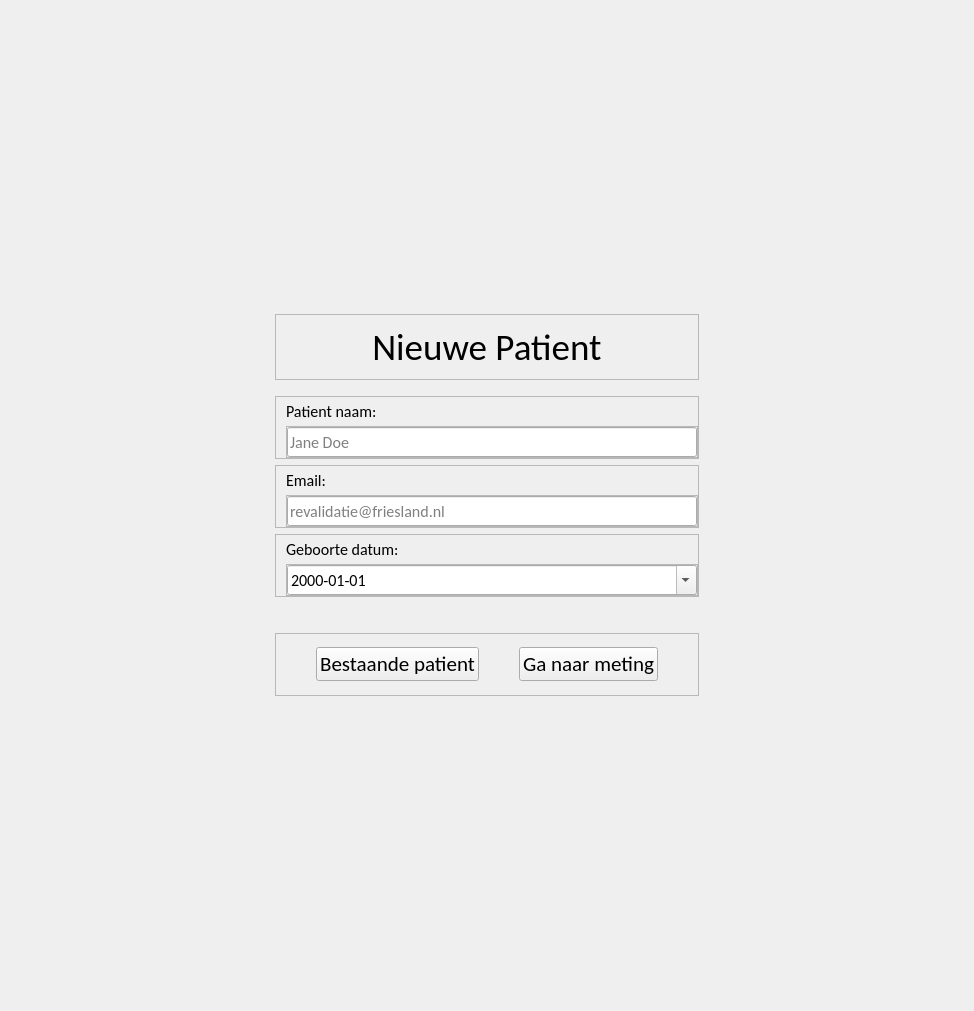
The window that layout/newPatient.ui (Baeshee/IPMEDTH-Frontend) describes before a commit, drawn with Qt 5.
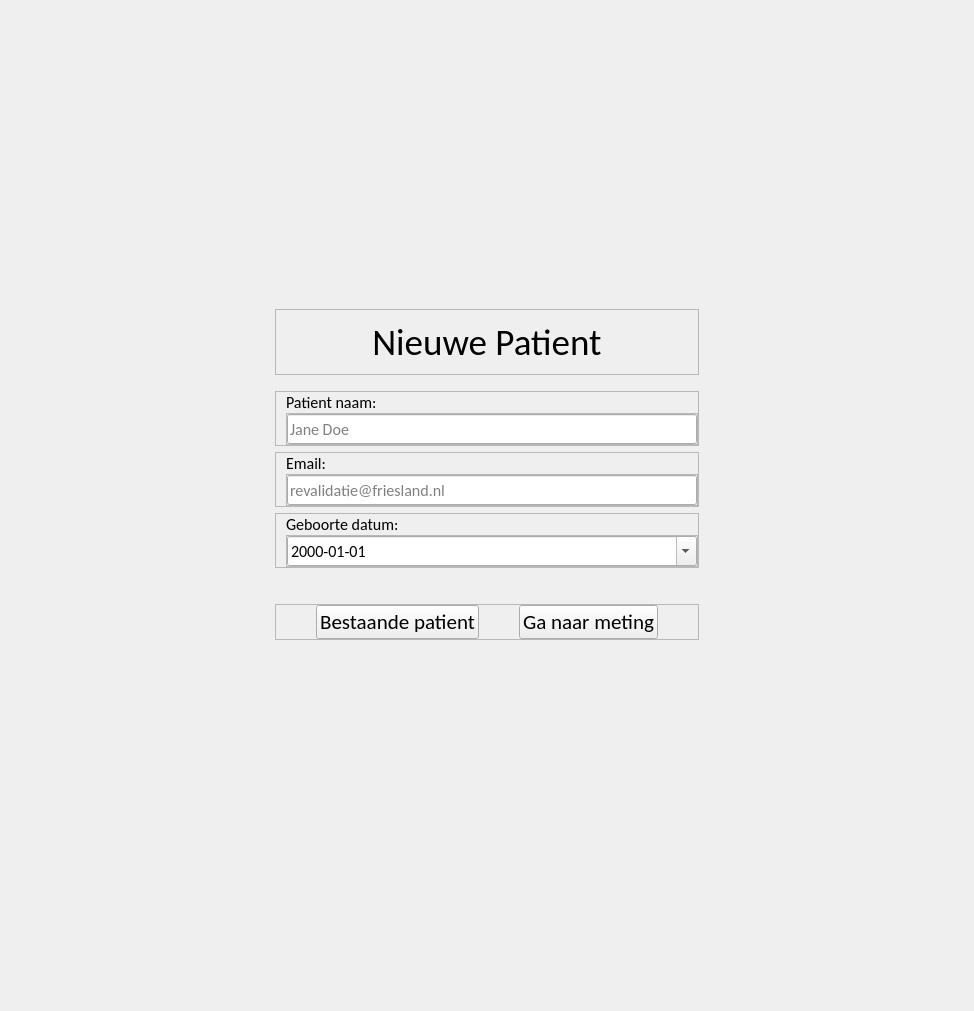
The same window after the commit. Icons and pictures are not drawn.

Patch:
```diff
--- a/layout/newPatient.ui
+++ b/layout/newPatient.ui
@@ -514,6 +514,34 @@
            </layout>
           </widget>
          </item>
+         <item>
+          <spacer name="verticalSpacer">
+           <property name="orientation">
+            <enum>Qt::Vertical</enum>
+           </property>
+           <property name="sizeHint" stdset="0">
+            <size>
+             <width>20</width>
+             <height>40</height>
+            </size>
+           </property>
+          </spacer>
+         </item>
+         <item>
+          <widget class="QLabel" name="toast">
+           <property name="font">
+            <font>
+             <pointsize>10</pointsize>
+            </font>
+           </property>
+           <property name="text">
+            <string/>
+           </property>
+           <property name="alignment">
+            <set>Qt::AlignCenter</set>
+           </property>
+          </widget>
+         </item>
         </layout>
        </widget>
       </item>
```
